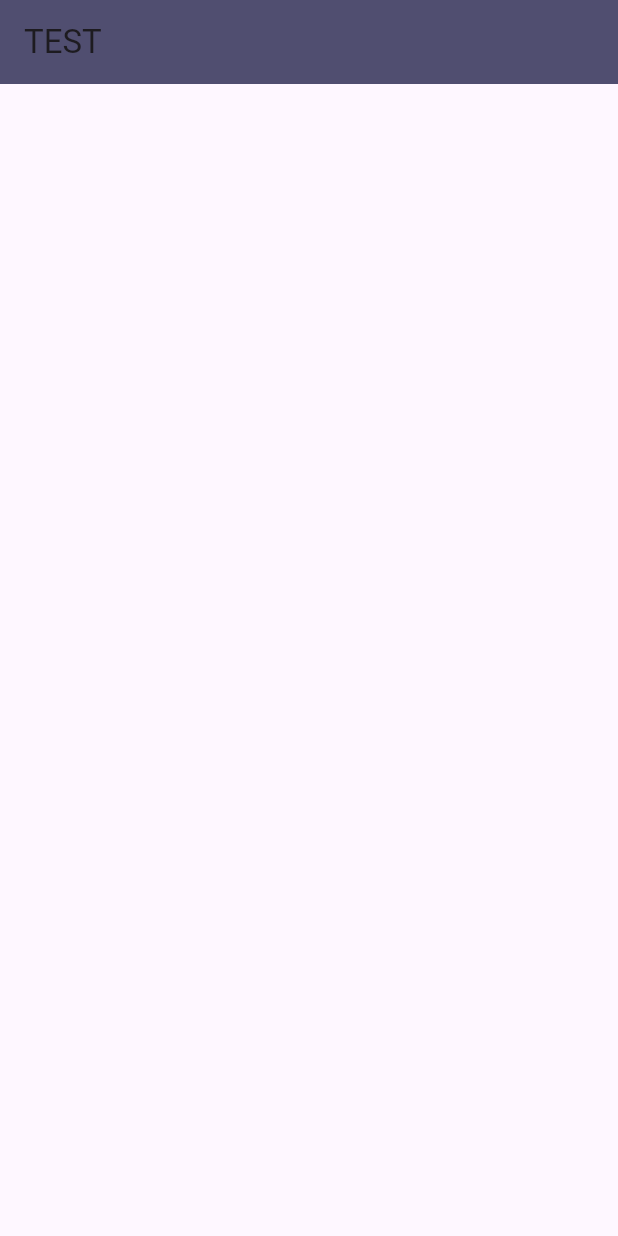
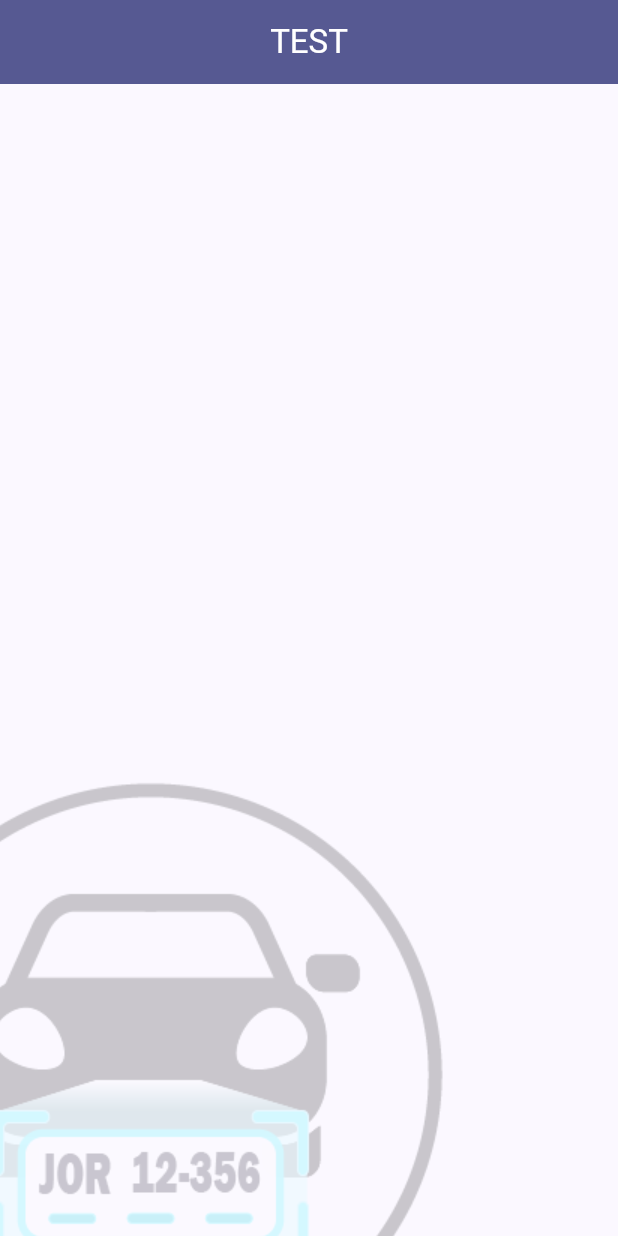
Before and after one commit to mshah21202/ecampusguard, a Flutter app: the screen it shows after launch, after a tap on "NEXT", on a phone screen of 412 x 824 dp. Run offline on Flutter 3.47's test engine with Material 3 defaults, Android fonts, the light colour scheme and no system bars; our stand-ins replace bloc, equatable, flutter_bloc, get_it, go_router, url_strategy; missing offline and left inert: dart:js, ecampusguardapi.

Commit message:
work in progress

```diff
--- a/lib/features/home/view/home_view.dart
+++ b/lib/features/home/view/home_view.dart
@@ -13,12 +13,35 @@ class HomeView extends StatelessWidget {
   Widget build(BuildContext context) {
     final cubit = context.read<HomeCubit>();
     return Scaffold(
+      backgroundColor: const Color(0xFFFBF8FF),
       appBar: AppBar(
-        title: const Text('TEST'),
-        backgroundColor: const Color(0xFF504e70),
+        title: const Center(
+          child: Text(
+            "TEST",
+            style: TextStyle(color: Colors.white),
+          ),
+        ),
+        backgroundColor: const Color(0xFF565992),
+      ),
+      body: Stack(
+        children: [
+        Positioned(
+        left: -150,
+        bottom: -150,
+
+        child: Opacity(
+          opacity: 0.2,
+          child: Image.asset(
+            'assets/images/ecampusLogo.png',
+            /*   fit: BoxFit.cover,*/
+/*                width: screenSize.width * 0.5,
+                height: screenSize.height * 0.5,*/
+          ),
+        ),
       ),
 
-
+    ]
+      )
     );
   }
 }
--- a/lib/features/login/view/login_view.dart
+++ b/lib/features/login/view/login_view.dart
@@ -31,7 +31,23 @@ class LoginView extends StatelessWidget {
         ),
         backgroundColor: const Color(0xFF565992),
       ),
-          body:
+          body: Stack(
+            children: [
+            Positioned(
+            left: -150,
+            bottom: -150,
+
+            child: Opacity(
+              opacity: 0.2,
+              child: Image.asset(
+                'assets/images/ecampusLogo.png',
+             /*   fit: BoxFit.cover,*/
+/*                width: screenSize.width * 0.5,
+                height: screenSize.height * 0.5,*/
+              ),
+            ),
+          ),
+
           BlocConsumer<AuthenticationCubit, AuthenticationState>(
               listener: (context, state) {
 
@@ -71,7 +87,7 @@ class LoginView extends StatelessWidget {
                              BoxShadow(
                                color: Colors.black12,
                                blurRadius: 15.0,
-                               offset: Offset(0, 10),
+
                              ),
                            ],
                          ),
@@ -167,6 +183,7 @@ class LoginView extends StatelessWidget {
 
                );
              }),
+   ]),
     );
   }
 }
```
